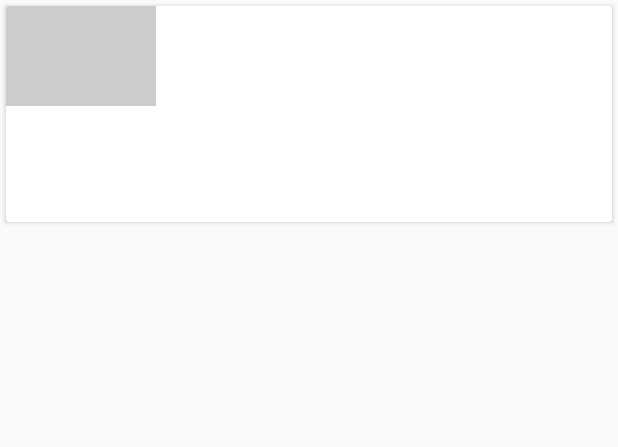
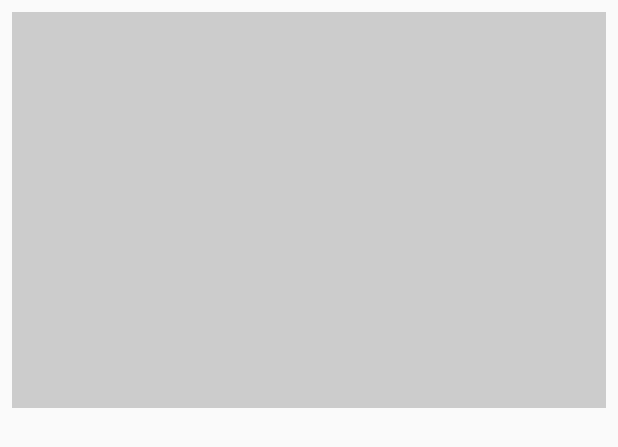
Before and after one commit to martinbaraya/xyz-reader-starter-code, an Android app: the layout list_item_article.xml on its own in the app's theme, with its tools: preview values and no code run, on a phone screen of 412 x 824 dp. Shown: the top 447 px of the screen. Run offline under Robolectric (Android 15) with nearby library versions, the phone set to English and light mode, and no system bars.

Commit message:
- Upgrade gradle to work with Android Studio 3.2
work on consistent styles.

- Put primary and accent colors in styles.xml
- Start creating other styles in styles.xml
- Expand the image in fragment_article_detail to be fullbleed.

```diff
--- a/XYZReader/src/main/AndroidManifest.xml
+++ b/XYZReader/src/main/AndroidManifest.xml
@@ -1,4 +1,5 @@
 <manifest xmlns:android="http://schemas.android.com/apk/res/android"
+    xmlns:tools="http://schemas.android.com/tools"
     package="com.example.xyzreader"
     android:versionCode="1"
     android:versionName="1.0">
@@ -26,7 +27,7 @@
         <activity
             android:name=".ui.ArticleDetailActivity"
             android:parentActivityName=".ui.ArticleListActivity">
-            <intent-filter>
+            <intent-filter tools:ignore="AppLinkUrlError">
                 <action android:name="android.intent.action.VIEW" />
                 <category android:name="android.intent.category.DEFAULT" />
                 <data android:mimeType="vnd.android.cursor.item/vnd.com.example.xyzreader.items" />
--- a/XYZReader/src/main/java/com/example/xyzreader/data/ArticleLoader.java
+++ b/XYZReader/src/main/java/com/example/xyzreader/data/ArticleLoader.java
@@ -1,7 +1,7 @@
 package com.example.xyzreader.data;
 
 import android.content.Context;
-import android.content.CursorLoader;
+import android.support.v4.content.CursorLoader;
 import android.net.Uri;
 
 /**
--- a/XYZReader/src/main/java/com/example/xyzreader/remote/Config.java
+++ b/XYZReader/src/main/java/com/example/xyzreader/remote/Config.java
@@ -15,7 +15,7 @@ public class Config {
             url = new URL("https://go.udacity.com/xyz-reader-json" );
         } catch (MalformedURLException ignored) {
             // TODO: throw a real error
-            Log.e(TAG, "Please check your internet connection.");
+            Log.e(TAG, "Please check your internet connection. " + ignored.getMessage());
         }
 
         BASE_URL = url;
--- a/XYZReader/src/main/res/layout/list_item_article.xml
+++ b/XYZReader/src/main/res/layout/list_item_article.xml
@@ -1,25 +1,20 @@
-<android.support.v7.widget.CardView xmlns:android="http://schemas.android.com/apk/res/android"
-    xmlns:app="http://schemas.android.com/apk/res-auto"
+
+
+<LinearLayout
+    xmlns:android="http://schemas.android.com/apk/res/android"
     android:layout_width="match_parent"
     android:layout_height="wrap_content"
-    android:layout_marginLeft="4dp"
-    android:layout_marginRight="4dp"
-    android:layout_marginTop="4dp"
-    android:layout_marginBottom="4dp"
-    android:clickable="true"
-    android:focusable="true"
-    android:foreground="?selectableItemBackground">
+    android:padding="8dp"
+    android:orientation="vertical">
 
-    <LinearLayout
+    <!--suppress AndroidLintContentDescription
+    https://stackoverflow.com/questions/17747879/how-to-auto-center-crop-imageview-android-->
+    <com.example.xyzreader.ui.DynamicHeightNetworkImageView
+        android:id="@+id/thumbnail"
         android:layout_width="match_parent"
         android:layout_height="wrap_content"
-        android:orientation="vertical">
-
-        <!--suppress AndroidLintContentDescription -->
-        <com.example.xyzreader.ui.DynamicHeightNetworkImageView
-            android:id="@+id/thumbnail"
-            android:layout_width="100dp"
-            android:layout_height="100dp"
+        android:scaleType="centerCrop"
+        android:transitionName="StoryImage"
         android:background="@color/photo_placeholder" />
 
     <TextView
@@ -27,11 +22,6 @@
         style="@style/TextAppearance.AppCompat.Subhead"
         android:layout_width="match_parent"
         android:layout_height="wrap_content"
-            android:paddingLeft="16dp"
-            android:paddingTop="16dp"
-            android:paddingRight="16dp"
-            android:paddingBottom="4dp"
-            android:textColor="@color/ltgray"
         android:ellipsize="end"
         android:maxLines="4" />
 
@@ -40,12 +30,6 @@
         style="@style/TextAppearance.AppCompat.Body1"
         android:layout_width="match_parent"
         android:layout_height="wrap_content"
-            android:paddingLeft="16dp"
-            android:paddingRight="16dp"
-            android:paddingBottom="16dp"
-            android:textColor="#6000"
         android:maxLines="2"
         android:ellipsize="end" />
 </LinearLayout>
-
-</android.support.v7.widget.CardView>
--- a/XYZReader/src/main/res/values-land/macro_layout.xml
+++ b/XYZReader/src/main/res/values-land/macro_layout.xml
@@ -1,5 +1,6 @@
 <resources>
+
     <!-- detail -->
-    <dimen name="detail_photo_height">224dp</dimen>
+    <dimen name="detail_photo_height">144dp</dimen>
     <dimen name="detail_inner_horiz_margin">112dp</dimen>
 </resources>
--- a/XYZReader/src/main/res/values-sw600dp/dimens.xml
+++ b/XYZReader/src/main/res/values-sw600dp/dimens.xml
@@ -1,7 +1,13 @@
-<resources>
+<resources xmlns:tools="http://schemas.android.com/tools">
     <!-- detail -->
+
     <dimen name="detail_title_text_size">42sp</dimen>
+    <dimen name="detail_subtitle_text_size" tools:ignore="MissingDefaultResource">20sp</dimen>
     <dimen name="detail_body_text_size">20sp</dimen>
+
     <item name="detail_body_line_spacing_multiplier" format="float" type="fraction">1.3</item>
     <dimen name="fab_margin">24dp</dimen>
+
+    <dimen name="subhead_text_size">24sp</dimen>
+
 </resources>
--- a/XYZReader/src/main/res/values/colors.xml
+++ b/XYZReader/src/main/res/values/colors.xml
@@ -18,8 +18,13 @@
 <resources>
     <color name="photo_placeholder">#ccc</color>
 
+    <!-- Used this tool to get a color scheme
+      https://material.io/tools/color/#!/?view.left=0&view.right=0 -->
     <color name="theme_primary">#04561A</color>
-    <color name="theme_primary_dark">#04561A</color>
-    <color name="theme_accent">#04561A</color>
-    <color name="ltgray">#ffe0e0e0</color>
+    <color name="theme_primary_dark">#002c00</color>
+    <color name="theme_accent">#c9222b</color>
+    <color name="midgray">#9E8E9E</color>
+    <color name="darkgray">#455A74</color>
+
+    <color name="white">#fff</color>
 </resources>
--- a/XYZReader/src/main/res/values/dimens.xml
+++ b/XYZReader/src/main/res/values/dimens.xml
@@ -1,11 +1,25 @@
 <resources>
     <!-- detail -->
+    <dimen name="detail_title_margin">48dp</dimen>
     <dimen name="detail_title_text_size">32sp</dimen>
     <dimen name="detail_body_text_size">22sp</dimen>
+
     <item name="detail_body_line_spacing_multiplier" format="float" type="fraction">1.25</item>
 
-    <dimen name="fab_elevation">2dp</dimen>
-    <dimen name="fab_press_translation_z">6dp</dimen>
+    <!-- used default fab elevations -->
+    <dimen name="fab_elevation">6dp</dimen>
+    <dimen name="fab_press_translation_z">12dp</dimen>
     <dimen name="fab_margin">24dp</dimen>
 
+    <dimen name="subhead_padding">16dp</dimen>
+    <dimen name="subhead_padding_bottom">4dp</dimen>
+    <dimen name="subhead_text_size">18sp</dimen>
+
+    <dimen name="body_padding">16dp</dimen>
+
+    <dimen name="action_bar_height">72dp</dimen>
+    <dimen name="list_recycler_padding_bottom">4dp</dimen>
+    <dimen name="back_arrow_width">56dp</dimen>
+    <dimen name="fab_width">56dp</dimen>
+
 </resources>
--- a/XYZReader/src/main/res/values/macro_layout.xml
+++ b/XYZReader/src/main/res/values/macro_layout.xml
@@ -6,7 +6,7 @@
 
     <!-- detail -->
     <bool name="detail_is_card">false</bool>
-    <dimen name="detail_photo_height">304dp</dimen>
+    <dimen name="detail_photo_height">384dp</dimen>
     <dimen name="detail_card_top_margin">@dimen/detail_photo_height</dimen>
     <dimen name="detail_inner_horiz_margin">16dp</dimen>
     <dimen name="detail_card_max_width">10000dp</dimen> <!-- force match_parent -->
--- a/XYZReader/src/main/res/values/styles.xml
+++ b/XYZReader/src/main/res/values/styles.xml
@@ -17,7 +17,14 @@
 
 <resources>
 
-    <style name="Theme.Bacon" parent="@style/Theme.AppCompat.Light.NoActionBar">
+    <!-- There was a problem with the coordinator layout theme
+    https://stackoverflow.com/questions/49292487/failed-to-find-style-coordinatorlayoutstyle-in-current-theme -->
+
+    <style name="Theme.Bacon" parent="Theme.AppCompat.Light.NoActionBar">
+        <item name="coordinatorLayoutStyle">@style/Widget.Support.CoordinatorLayout</item>
+        <item name="android:colorPrimary">@color/theme_primary</item>
+        <item name="android:colorPrimaryDark">@color/theme_primary_dark</item>
+        <item name="android:colorAccent">@color/theme_accent</item>
 
     </style>
 
@@ -25,4 +32,22 @@
         <item name="android:statusBarColor">@android:color/transparent</item>
     </style>
 
+    <style name="TextAppearance.AppCompat.Subhead">
+        <item name="android:paddingLeft">@dimen/subhead_padding</item>
+        <item name="android:paddingTop">@dimen/subhead_padding</item>
+        <item name="android:paddingRight">@dimen/subhead_padding</item>
+        <item name="android:paddingBottom">@dimen/subhead_padding_bottom</item>
+        <item name="android:textColor">@color/theme_accent</item>
+        <item name="android:textSize">@dimen/subhead_text_size</item>
+        <item name="android:textStyle">bold</item>
+
+    </style>
+
+    <style name="TextAppearance.AppCompat.Body1">
+        <item name="android:paddingLeft">@dimen/body_padding</item>
+        <item name="android:paddingRight">@dimen/body_padding</item>
+        <item name="android:paddingBottom">@dimen/body_padding</item>
+        <item name="android:textColor">@color/darkgray</item>
+    </style>
+
 </resources>
```
Also changed, not shown: XYZReader/build.gradle (+17 -21 lines), XYZReader/src/main/java/com/example/xyzreader/ui/ArticleDetailActivity.java (+12 -11 lines), XYZReader/src/main/java/com/example/xyzreader/ui/ArticleDetailFragment.java (+10 -11 lines), XYZReader/src/main/java/com/example/xyzreader/ui/ArticleListActivity.java (+13 -14 lines), XYZReader/src/main/res/layout/activity_article_list.xml (+18 -19 lines), XYZReader/src/main/res/layout/fragment_article_detail.xml (+7 -9 lines), XYZReader/src/main/res/values-sw600dp-land/macro_layout.xml (+6 -3 lines), XYZReader/src/main/res/values-sw600dp/macro_layout.xml (+6 -1 lines), XYZReader/src/main/res/values-w800dp/macro_layout.xml (deleted, +0 -9 lines), build.gradle (+4 -6 lines), gradle/wrapper/gradle-wrapper.properties. Lines whose indentation alone changed are shown as unchanged.
